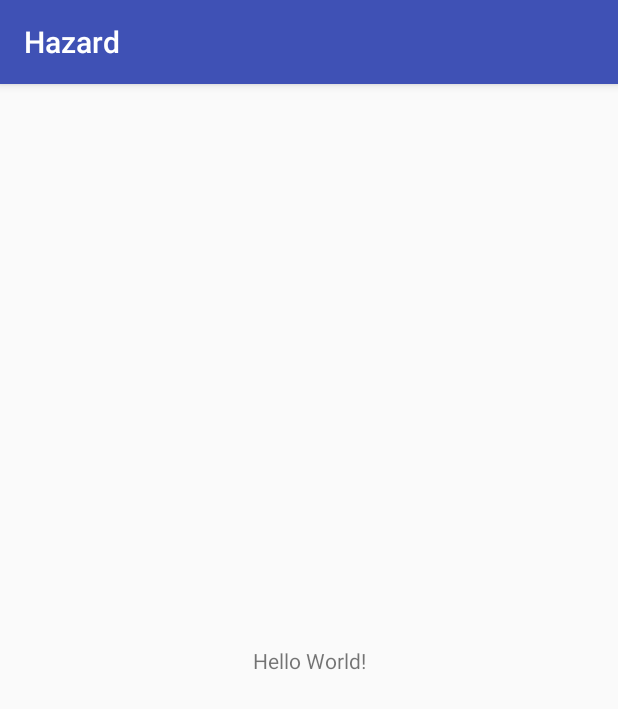
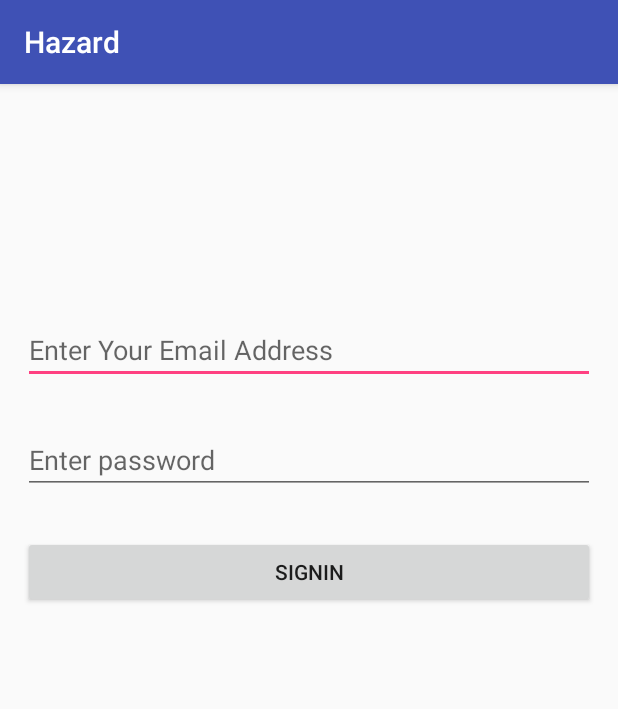
Before and after one commit to abdullah-abunada/Hazard, an Android app: the screen it shows after launch (MainActivity before the commit, SignInActivity after it), on a phone screen of 412 x 824 dp. Shown: the top 709 px of the screen. Run offline under Robolectric (Android 15) with nearby library versions, the phone set to English and light mode, and no system bars; our stand-ins replace Firebase (no records; nobody signed in at launch, a user with empty details on screens opened directly).

Commit message:
Add: Create signIn  Activity

```diff
--- a/app/src/main/AndroidManifest.xml
+++ b/app/src/main/AndroidManifest.xml
@@ -1,6 +1,8 @@
 <?xml version="1.0" encoding="utf-8"?>
 <manifest xmlns:android="http://schemas.android.com/apk/res/android"
     package="ps.source.hazard.hazard">
+
+    <uses-permission android:name="android.permission.INTERNET" />
 
     <application
         android:allowBackup="true"
@@ -16,6 +18,7 @@
                 <category android:name="android.intent.category.LAUNCHER" />
             </intent-filter>
         </activity>
+        <activity android:name=".SignInActivity"></activity>
     </application>
 
 </manifest>
--- a/app/src/main/java/ps/source/hazard/hazard/MainActivity.java
+++ b/app/src/main/java/ps/source/hazard/hazard/MainActivity.java
@@ -1,13 +1,53 @@
 package ps.source.hazard.hazard;
 
+import android.content.Intent;
+import android.support.annotation.NonNull;
 import android.support.v7.app.AppCompatActivity;
 import android.os.Bundle;
 
+import com.google.firebase.auth.FirebaseAuth;
+import com.google.firebase.auth.FirebaseUser;
+
 public class MainActivity extends AppCompatActivity {
+
+    private FirebaseAuth mAuth;
+    private FirebaseAuth.AuthStateListener mAuthListener;
 
     @Override
     protected void onCreate(Bundle savedInstanceState) {
         super.onCreate(savedInstanceState);
         setContentView(R.layout.activity_main);
+
+        mAuth = FirebaseAuth.getInstance();
+
+        mAuthListener = new FirebaseAuth.AuthStateListener() {
+            @Override
+            public void onAuthStateChanged(@NonNull FirebaseAuth firebaseAuth) {
+                FirebaseUser user = firebaseAuth.getCurrentUser();
+                if (user != null) {
+                    // User is signed in
+
+                } else {
+                    // User is signed out
+                    Intent intent = new Intent(MainActivity.this, SignInActivity.class);
+                    startActivity(intent);
+                }
+                // ...
+            }
+        };
+    }
+
+    @Override
+    public void onStart() {
+        super.onStart();
+        mAuth.addAuthStateListener(mAuthListener);
+    }
+
+    @Override
+    public void onStop() {
+        super.onStop();
+        if (mAuthListener != null) {
+            mAuth.removeAuthStateListener(mAuthListener);
+        }
     }
 }
--- /dev/null
+++ b/app/src/main/java/ps/source/hazard/hazard/SignInActivity.java
@@ -0,0 +1,64 @@
+package ps.source.hazard.hazard;
+
+import android.content.Intent;
+import android.support.annotation.NonNull;
+import android.support.v7.app.AppCompatActivity;
+import android.os.Bundle;
+import android.view.View;
+import android.widget.TextView;
+import android.widget.Toast;
+
+import com.google.android.gms.tasks.OnCompleteListener;
+import com.google.android.gms.tasks.Task;
+import com.google.firebase.auth.AuthResult;
+import com.google.firebase.auth.FirebaseAuth;
+
+public class SignInActivity extends AppCompatActivity {
+
+    private FirebaseAuth mAuth;
+
+    TextView email_tv, password_tv;
+
+    @Override
+    protected void onCreate(Bundle savedInstanceState) {
+        super.onCreate(savedInstanceState);
+        setContentView(R.layout.activity_sign_in);
+
+        mAuth = FirebaseAuth.getInstance();
+
+        email_tv = (TextView) findViewById(R.id.email);
+        password_tv = (TextView) findViewById(R.id.password);
+
+    }
+
+    public void signIn(View view) {
+
+        String email = email_tv.getText().toString();
+        String password = password_tv.getText().toString();
+
+        if (email.isEmpty()) {
+            Toast.makeText(SignInActivity.this, "Please Enter Your Email Address",
+                    Toast.LENGTH_LONG).show();
+        } else if (password.isEmpty()) {
+            Toast.makeText(SignInActivity.this, "Please Enter Password",
+                    Toast.LENGTH_LONG).show();
+        } else {
+            mAuth.createUserWithEmailAndPassword(email, password)
+                    .addOnCompleteListener(this, new OnCompleteListener<AuthResult>() {
+                        @Override
+                        public void onComplete(@NonNull Task<AuthResult> task) {
+
+                            if (!task.isSuccessful()) {
+                                Toast.makeText(SignInActivity.this, R.string.auth_failed,
+                                        Toast.LENGTH_SHORT).show();
+                            } else {
+                                Intent intent = new Intent(SignInActivity.this, MainActivity.class);
+                                startActivity(intent);
+                            }
+                        }
+                    });
+
+        }
+
+    }
+}
--- /dev/null
+++ b/app/src/main/res/layout/activity_sign_in.xml
@@ -0,0 +1,50 @@
+<?xml version="1.0" encoding="utf-8"?>
+<ScrollView xmlns:android="http://schemas.android.com/apk/res/android"
+    xmlns:app="http://schemas.android.com/apk/res-auto"
+    xmlns:tools="http://schemas.android.com/tools"
+    android:layout_width="match_parent"
+    android:layout_height="match_parent"
+    tools:context="ps.source.hazard.hazard.SignInActivity">
+
+    <RelativeLayout
+        android:layout_width="match_parent"
+        android:layout_height="match_parent"
+        android:padding="15dp">
+
+        <EditText
+            android:id="@+id/email"
+            android:layout_width="match_parent"
+            android:layout_height="wrap_content"
+            android:layout_alignParentTop="true"
+            android:layout_centerHorizontal="true"
+            android:layout_marginTop="139dp"
+            android:ems="10"
+            android:hint="Enter Your Email Address"
+            android:inputType="textEmailAddress" />
+
+        <EditText
+            android:id="@+id/password"
+            android:layout_width="match_parent"
+            android:layout_height="wrap_content"
+            android:layout_alignEnd="@+id/email"
+            android:layout_alignRight="@+id/email"
+            android:layout_below="@+id/email"
+            android:layout_marginTop="28dp"
+            android:ems="10"
+            android:hint="Enter password"
+            android:inputType="textPassword" />
+
+        <Button
+            android:id="@+id/signIn"
+            android:layout_width="match_parent"
+            android:layout_height="wrap_content"
+            android:text="signIn"
+            android:layout_marginTop="28dp"
+            android:layout_below="@+id/password"
+            android:layout_alignParentLeft="true"
+            android:layout_alignParentStart="true" />
+
+
+    </RelativeLayout>
+
+</ScrollView>
--- a/app/src/main/res/values/strings.xml
+++ b/app/src/main/res/values/strings.xml
@@ -1,3 +1,5 @@
 <resources>
     <string name="app_name">Hazard</string>
+    <string name="auth_failed">Registration failed please try again later *_* </string>
+
 </resources>
```
